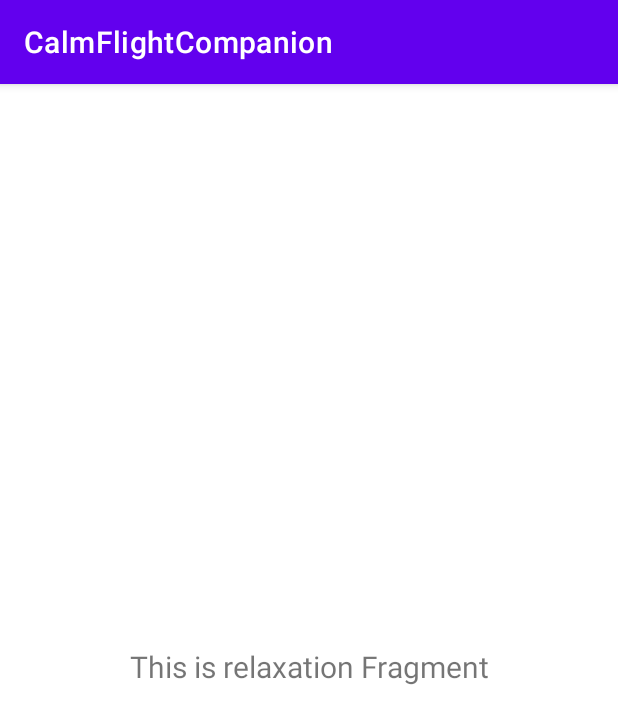
After one commit to alexpergar/calmflightcompanion, an Android app: the fragment RelaxationFragment shown on its own in the app's theme, on a phone screen of 412 x 824 dp. The commit adds this screen. Shown: the top 724 px of the screen. Run offline under Robolectric (Android 15) with nearby library versions, the phone set to English and light mode, and no system bars.

Commit message:
relaxation page added

```diff
--- /dev/null
+++ b/app/src/main/java/com/example/calmflightcompanion/ui/relaxation/RelaxationFragment.kt
@@ -0,0 +1,42 @@
+package com.example.calmflightcompanion.ui.relaxation
+
+import android.os.Bundle
+import android.view.LayoutInflater
+import android.view.View
+import android.view.ViewGroup
+import android.widget.TextView
+import androidx.fragment.app.Fragment
+import androidx.lifecycle.ViewModelProvider
+import com.example.calmflightcompanion.databinding.FragmentRelaxationBinding
+
+class RelaxationFragment : Fragment() {
+
+    private var _binding: FragmentRelaxationBinding? = null
+
+    // This property is only valid between onCreateView and
+    // onDestroyView.
+    private val binding get() = _binding!!
+
+    override fun onCreateView(
+        inflater: LayoutInflater,
+        container: ViewGroup?,
+        savedInstanceState: Bundle?
+    ): View {
+        val relaxationViewModel =
+            ViewModelProvider(this).get(RelaxationViewModel::class.java)
+
+        _binding = FragmentRelaxationBinding.inflate(inflater, container, false)
+        val root: View = binding.root
+
+        val textView: TextView = binding.textRelaxation
+        relaxationViewModel.text.observe(viewLifecycleOwner) {
+            textView.text = it
+        }
+        return root
+    }
+
+    override fun onDestroyView() {
+        super.onDestroyView()
+        _binding = null
+    }
+}
--- /dev/null
+++ b/app/src/main/java/com/example/calmflightcompanion/ui/relaxation/RelaxationViewModel.kt
@@ -0,0 +1,13 @@
+package com.example.calmflightcompanion.ui.relaxation
+
+import androidx.lifecycle.LiveData
+import androidx.lifecycle.MutableLiveData
+import androidx.lifecycle.ViewModel
+
+class RelaxationViewModel : ViewModel() {
+
+    private val _text = MutableLiveData<String>().apply {
+        value = "This is relaxation Fragment"
+    }
+    val text: LiveData<String> = _text
+}
--- /dev/null
+++ b/app/src/main/res/layout/fragment_relaxation.xml
@@ -0,0 +1,22 @@
+<?xml version="1.0" encoding="utf-8"?>
+<androidx.constraintlayout.widget.ConstraintLayout xmlns:android="http://schemas.android.com/apk/res/android"
+xmlns:app="http://schemas.android.com/apk/res-auto"
+xmlns:tools="http://schemas.android.com/tools"
+android:layout_width="match_parent"
+android:layout_height="match_parent"
+tools:context=".ui.relaxation.RelaxationFragment">
+
+<TextView
+    android:id="@+id/text_relaxation"
+    android:layout_width="match_parent"
+    android:layout_height="wrap_content"
+    android:layout_marginStart="8dp"
+    android:layout_marginTop="8dp"
+    android:layout_marginEnd="8dp"
+    android:textAlignment="center"
+    android:textSize="20sp"
+    app:layout_constraintBottom_toBottomOf="parent"
+    app:layout_constraintEnd_toEndOf="parent"
+    app:layout_constraintStart_toStartOf="parent"
+    app:layout_constraintTop_toTopOf="parent" />
+</androidx.constraintlayout.widget.ConstraintLayout>
--- a/app/src/main/res/menu/activity_main_drawer.xml
+++ b/app/src/main/res/menu/activity_main_drawer.xml
@@ -16,5 +16,11 @@
             android:id="@+id/nav_slideshow"
             android:icon="@drawable/ic_menu_slideshow"
             android:title="@string/menu_slideshow" />
+
+        <item
+            android:id="@+id/nav_relaxation"
+            android:icon="@drawable/ic_menu_slideshow"
+            android:title="Relaxation" />
+
     </group>
 </menu>
--- a/app/src/main/res/values/strings.xml
+++ b/app/src/main/res/values/strings.xml
@@ -10,4 +10,6 @@
     <string name="menu_home">Home</string>
     <string name="menu_gallery">Gallery</string>
     <string name="menu_slideshow">Slideshow</string>
+    <!-- TODO: Remove or change this placeholder text -->
+    <string name="hello_blank_fragment">Hello blank fragment</string>
 </resources>
```
Also changed, not shown: app/src/main/java/com/example/calmflightcompanion/MainActivity.kt (+6 -6 lines), app/src/main/res/layout/app_bar_main.xml (+0 -9 lines), app/src/main/res/navigation/mobile_navigation.xml (+7 -0 lines).
